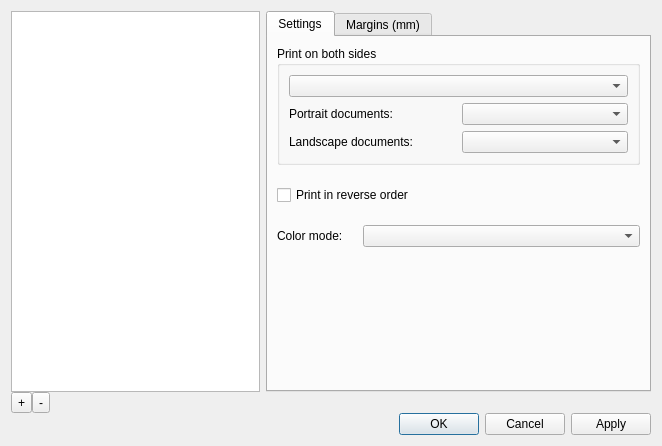
Old version of the form gui/printersettings/printersettings.ui in the repository Boomaga/boomaga.
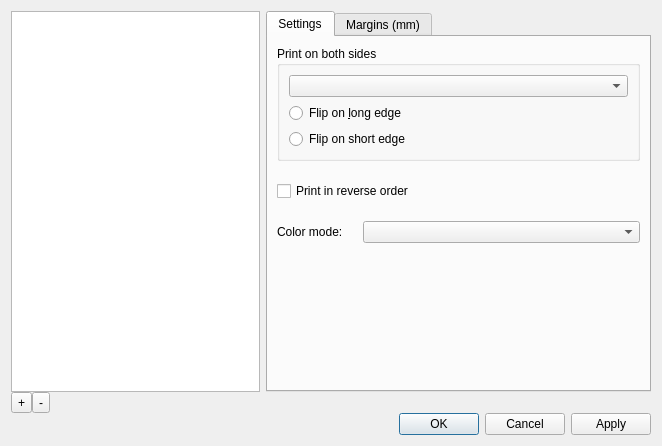
New version of the form.

Commit message: Use only one flip setting.

The edit to the form file:
```diff
--- a/gui/printersettings/printersettings.ui
+++ b/gui/printersettings/printersettings.ui
@@ -75,16 +75,6 @@
             <string>Print on both sides</string>
            </property>
            <layout class="QGridLayout" name="gridLayout">
-            <item row="1" column="0">
-             <widget class="QLabel" name="portraitFlipLabel">
-              <property name="text">
-               <string>Portrait documents:</string>
-              </property>
-             </widget>
-            </item>
-            <item row="1" column="1">
-             <widget class="QComboBox" name="portraitFlipComboBox"/>
-            </item>
             <item row="0" column="0" colspan="2">
              <widget class="QComboBox" name="duplexTypeComboBox">
               <property name="sizePolicy">
@@ -102,14 +92,18 @@
              </widget>
             </item>
             <item row="2" column="0">
-             <widget class="QLabel" name="landscapeFlipLabel">
+             <widget class="QRadioButton" name="flipShortEdgeCheck">
               <property name="text">
-               <string>Landscape documents: </string>
+               <string>Flip on short edge</string>
               </property>
              </widget>
             </item>
-            <item row="2" column="1">
-             <widget class="QComboBox" name="landscapeFlipComboBox"/>
+            <item row="1" column="0">
+             <widget class="QRadioButton" name="flipLongEdgeCheck">
+              <property name="text">
+               <string>Flip on &amp;long edge</string>
+              </property>
+             </widget>
             </item>
            </layout>
           </widget>
```
The commit also changes 5 other files.
